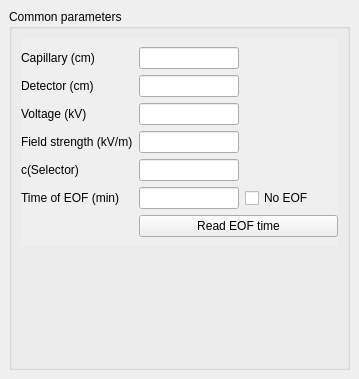
Old version of the form src/gui/commonparameterswidget.ui in the repository echmet/CEval.
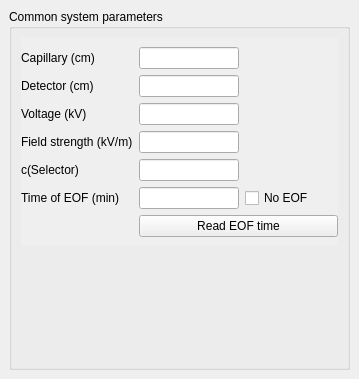
New version of the form. Custom widgets are drawn as their Qt base class.

Commit message: Use more descriptive names in Evaluation widgets

Diff of the .ui file:
```diff
--- a/src/gui/commonparameterswidget.ui
+++ b/src/gui/commonparameterswidget.ui
@@ -56,7 +56,7 @@
       </size>
      </property>
      <property name="title">
-      <string>Common parameters</string>
+      <string>Common system parameters</string>
      </property>
      <property name="alignment">
       <set>Qt::AlignLeading|Qt::AlignLeft|Qt::AlignTop</set>
```
Left out of the diff: 11 changed lines with no effect on the pictures. Lines whose indentation alone changed are shown as unchanged. The commit also changes 1 other file.
